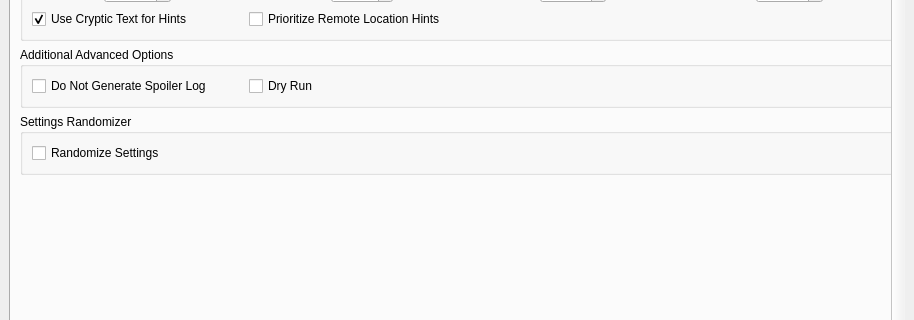
Aelire/wwrando, file wwr_ui/randomizer_window.ui: the form before one commit; both pictures show x 0 to 914 and y 258 to 578 of the 914 by 757 pixel window.
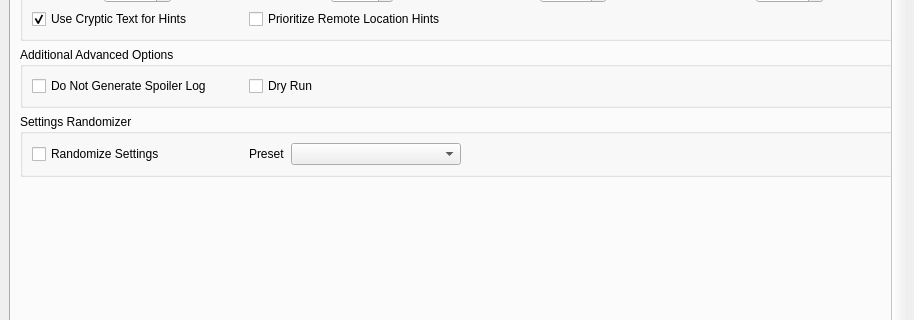
The form after the commit. The open tabs and pages were chosen to show the change. Custom widgets are drawn as their Qt base class.

Commit message:
Introduce support for multiple presets of random settings
Prepare for splitting random settings into multiple difficulties.
Add UI for choosing a preset, and update randomizer to load from preset
given as option

Diff of the .ui file:
```diff
--- a/wwr_ui/randomizer_window.ui
+++ b/wwr_ui/randomizer_window.ui
@@ -1227,6 +1227,26 @@
                 </widget>
                </item>
                <item row="0" column="2">
+                <layout class="QHBoxLayout" name="hbox_random_settings_preset">
+                 <item>
+                  <widget class="QLabel" name="label_for_random_settings_preset">
+                   <property name="sizePolicy">
+                    <sizepolicy hsizetype="Maximum" vsizetype="Preferred">
+                     <horstretch>0</horstretch>
+                     <verstretch>0</verstretch>
+                    </sizepolicy>
+                   </property>
+                   <property name="text">
+                    <string>Preset</string>
+                   </property>
+                  </widget>
+                 </item>
+                 <item>
+                  <widget class="QComboBox" name="random_settings_preset" native="true"/>
+                 </item>
+                </layout>
+               </item>
+               <item row="0" column="3">
                 <widget class="QWidget" name="widget_rs_placeholder1" native="true"/>
                </item>
                <item row="0" column="4">
```
Left out of the diff: 4 changed lines with no effect on the pictures. The commit also changes 8 other files.
